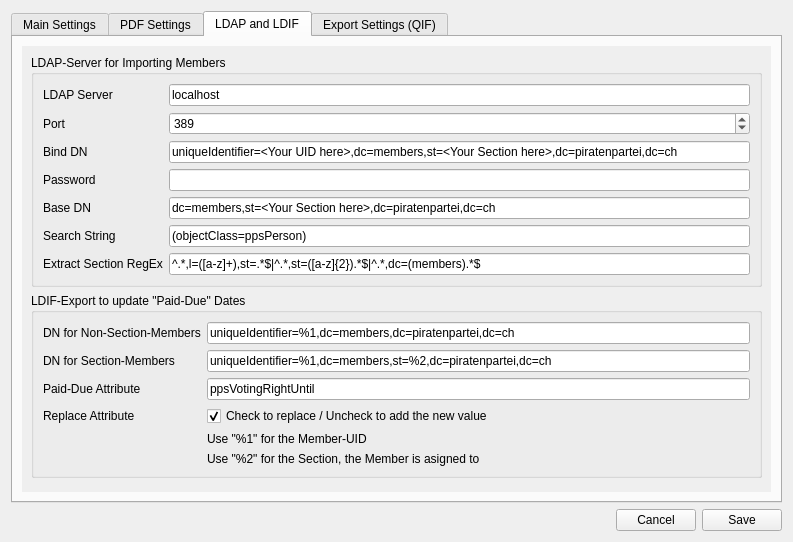
Before: the Qt Designer form forms/settings.ui in LukyLuke/PiTres, drawn with Qt 5.
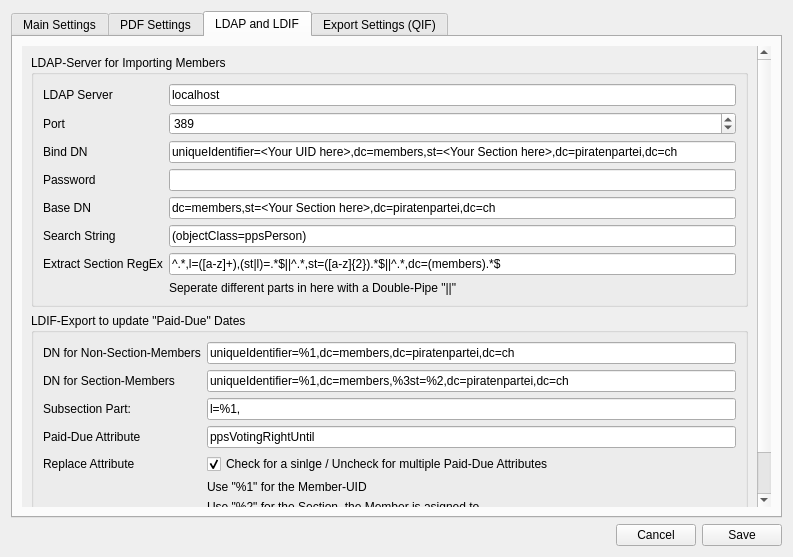
After: the same form once the commit is applied. The open tabs and pages were chosen to show the change.

Commit message: LDIF-Export working with Subsections; Seperator changed on 'sectionregex' to a Double-Pipe

```diff
--- a/forms/settings.ui
+++ b/forms/settings.ui
@@ -7,7 +7,7 @@
     <x>0</x>
     <y>0</y>
     <width>793</width>
-    <height>542</height>
+    <height>557</height>
    </rect>
   </property>
   <property name="minimumSize">
@@ -53,7 +53,7 @@
             <x>0</x>
             <y>0</y>
             <width>769</width>
-            <height>468</height>
+            <height>483</height>
            </rect>
           </property>
           <layout class="QVBoxLayout" name="verticalLayout_6">
@@ -293,8 +293,8 @@
            <rect>
             <x>0</x>
             <y>0</y>
-            <width>711</width>
-            <height>414</height>
+            <width>769</width>
+            <height>483</height>
            </rect>
           </property>
           <layout class="QVBoxLayout" name="verticalLayout_8">
@@ -562,7 +562,7 @@
             <x>0</x>
             <y>0</y>
             <width>769</width>
-            <height>468</height>
+            <height>483</height>
            </rect>
           </property>
           <layout class="QVBoxLayout" name="verticalLayout_4">
@@ -659,7 +659,7 @@
               <item row="6" column="1">
                <widget class="QLineEdit" name="ldapSectionRegex">
                 <property name="text">
-                 <string>^.*,l=([a-z]+),st=.*$|^.*,st=([a-z]{2}).*$|^.*,dc=(members).*$</string>
+                 <string>^.*,l=([a-z]+),(st|l)=.*$||^.*,st=([a-z]{2}).*$||^.*,dc=(members).*$</string>
                 </property>
                </widget>
               </item>
@@ -673,6 +673,13 @@
                 </property>
                </widget>
               </item>
+              <item row="7" column="1">
+               <widget class="QLabel" name="label_56">
+                <property name="text">
+                 <string>Seperate different parts in here with a Double-Pipe &quot;||&quot;</string>
+                </property>
+               </widget>
+              </item>
              </layout>
             </widget>
            </item>
@@ -692,6 +699,13 @@
                 </property>
                </widget>
               </item>
+              <item row="0" column="1">
+               <widget class="QLineEdit" name="ldifNonsectionMembers">
+                <property name="text">
+                 <string>uniqueIdentifier=%1,dc=members,dc=piratenpartei,dc=ch</string>
+                </property>
+               </widget>
+              </item>
               <item row="1" column="0">
                <widget class="QLabel" name="label_12">
                 <property name="text">
@@ -699,65 +713,79 @@
                 </property>
                </widget>
               </item>
+              <item row="1" column="1">
+               <widget class="QLineEdit" name="ldifSectionMembers">
+                <property name="text">
+                 <string>uniqueIdentifier=%1,dc=members,%3st=%2,dc=piratenpartei,dc=ch</string>
+                </property>
+               </widget>
+              </item>
               <item row="2" column="0">
+               <widget class="QLabel" name="label_55">
+                <property name="text">
+                 <string>Subsection Part:</string>
+                </property>
+               </widget>
+              </item>
+              <item row="2" column="1">
+               <widget class="QLineEdit" name="ldifSubSection">
+                <property name="text">
+                 <string>l=%1,</string>
+                </property>
+               </widget>
+              </item>
+              <item row="3" column="0">
                <widget class="QLabel" name="label_13">
                 <property name="text">
                  <string>Paid-Due Attribute</string>
                 </property>
                </widget>
               </item>
-              <item row="3" column="0">
-               <widget class="QLabel" name="label_14">
-                <property name="text">
-                 <string>Replace Attribute</string>
-                </property>
-               </widget>
-              </item>
-              <item row="0" column="1">
-               <widget class="QLineEdit" name="ldifNonsectionMembers">
-                <property name="text">
-                 <string>uniqueIdentifier=%1,dc=members,dc=piratenpartei,dc=ch</string>
-                </property>
-               </widget>
-              </item>
-              <item row="1" column="1">
-               <widget class="QLineEdit" name="ldifSectionMembers">
-                <property name="text">
-                 <string>uniqueIdentifier=%1,dc=members,st=%2,dc=piratenpartei,dc=ch</string>
-                </property>
-               </widget>
-              </item>
-              <item row="2" column="1">
+              <item row="3" column="1">
                <widget class="QLineEdit" name="ldifPaidDueAttribute">
                 <property name="text">
                  <string>ppsVotingRightUntil</string>
                 </property>
                </widget>
               </item>
-              <item row="3" column="1">
+              <item row="4" column="0">
+               <widget class="QLabel" name="label_14">
+                <property name="text">
+                 <string>Replace Attribute</string>
+                </property>
+               </widget>
+              </item>
+              <item row="4" column="1">
                <widget class="QCheckBox" name="ldifPaidDueReplace">
                 <property name="text">
-                 <string>Check to replace / Uncheck to add the new value</string>
+                 <string>Check for a sinlge / Uncheck for multiple Paid-Due Attributes</string>
                 </property>
                 <property name="checked">
                  <bool>true</bool>
                 </property>
                </widget>
               </item>
-              <item row="4" column="1">
+              <item row="5" column="1">
                <widget class="QLabel" name="label_15">
                 <property name="text">
                  <string>Use &quot;%1&quot; for the Member-UID</string>
                 </property>
                </widget>
               </item>
-              <item row="5" column="1">
+              <item row="6" column="1">
                <widget class="QLabel" name="label_16">
                 <property name="text">
                  <string>Use &quot;%2&quot; for the Section, the Member is asigned to</string>
                 </property>
                </widget>
               </item>
+              <item row="7" column="1">
+               <widget class="QLabel" name="label_57">
+                <property name="text">
+                 <string>Use &quot;%3&quot; for the position the Subsection-String sould be applied to</string>
+                </property>
+               </widget>
+              </item>
              </layout>
             </widget>
            </item>
@@ -801,8 +829,8 @@
            <rect>
             <x>0</x>
             <y>0</y>
-            <width>400</width>
-            <height>390</height>
+            <width>769</width>
+            <height>483</height>
            </rect>
           </property>
           <layout class="QGridLayout" name="gridLayout">
```
The commit also changes 8 other files.
